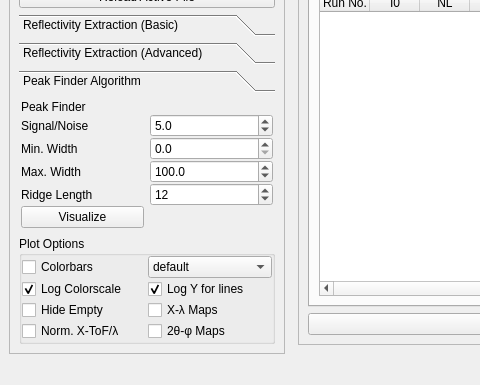
Above: designer/main_window.ui from aglavic/quicknxs before the change; both pictures show x 0 to 480 and y 476 to 861 of the 990 by 861 pixel window. Below: the same form after it.
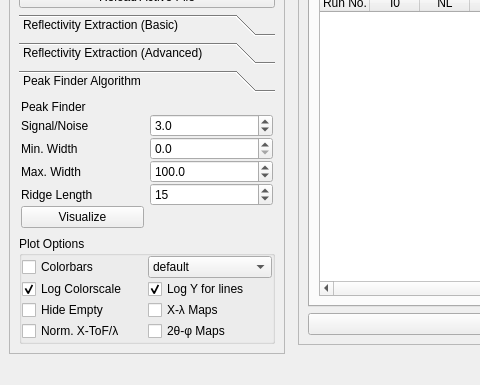
That is the form after the change. The open tabs and pages were chosen to show the change. Icons and pictures are not drawn. Custom widgets are drawn as their Qt base class.

Commit message: Fixes to CWT in peak finder and SNR calculation

What changed in the file:
```diff
--- a/designer/main_window.ui
+++ b/designer/main_window.ui
@@ -699,7 +699,7 @@
                <number>1</number>
               </property>
               <property name="value">
-               <double>5.000000000000000</double>
+               <double>3.000000000000000</double>
               </property>
              </widget>
             </item>
@@ -747,7 +747,7 @@
             <item row="4" column="1">
              <widget class="QSpinBox" name="pfRidgeLength">
               <property name="value">
-               <number>12</number>
+               <number>15</number>
               </property>
              </widget>
             </item>
```
Left out of the diff: 3 changed lines with no effect on the pictures. The commit also changes 2 other files.
